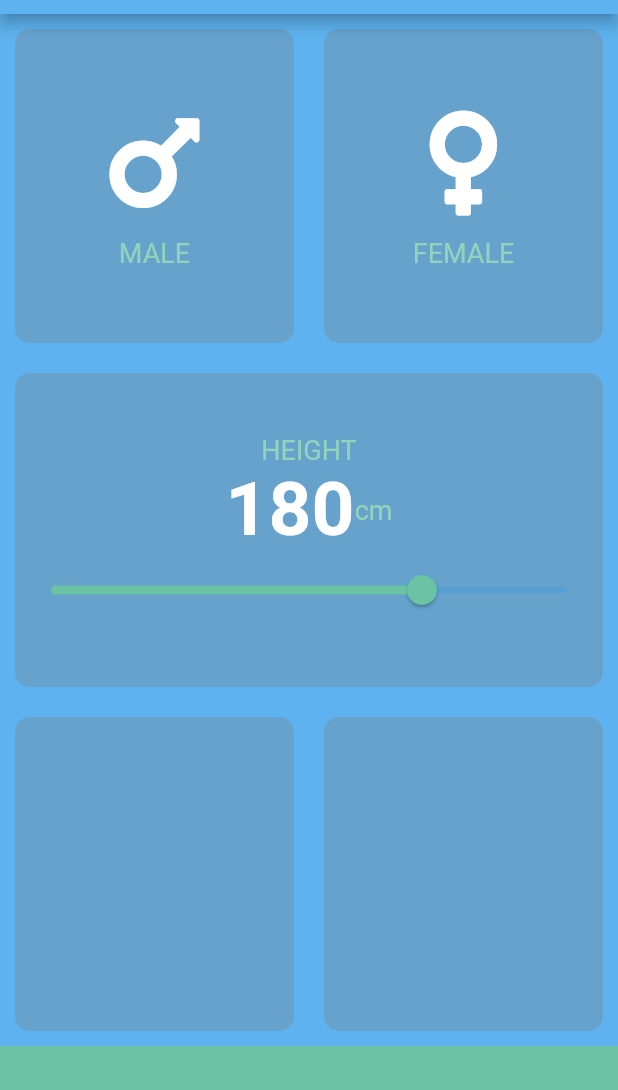
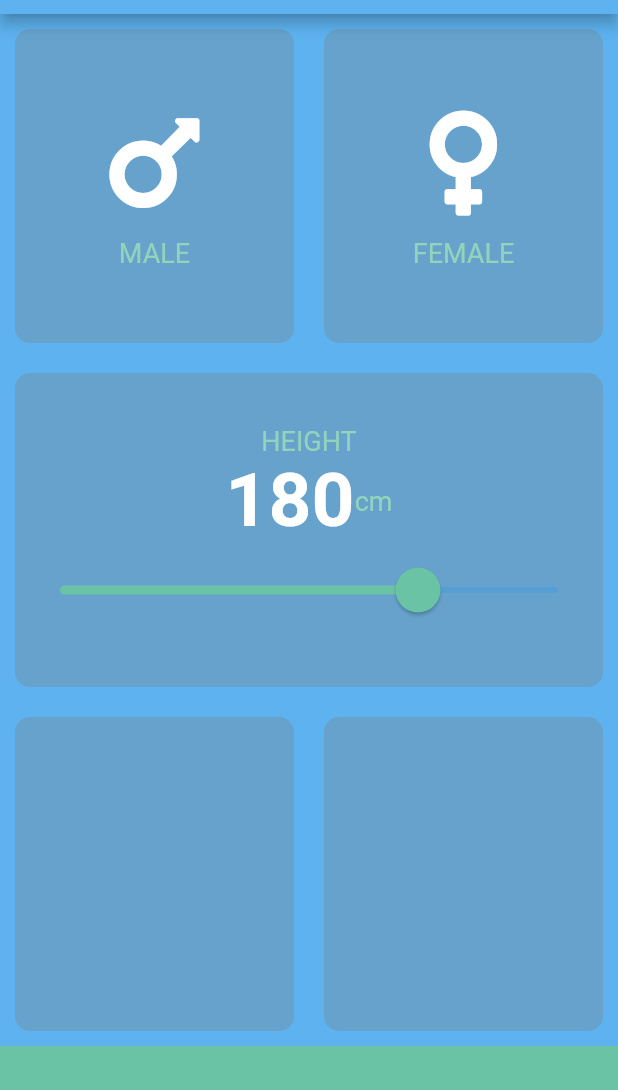
Before and after one commit to matatoMatata94/BMI_calculator_clone, a Flutter app: the screen it shows after launch, on a phone screen of 412 x 824 dp, the part 70-1160 px from its top. Run offline on Flutter 3.47's test engine with Material 2 defaults, Android fonts, the phone set to English and light mode, and no system bars; our stand-ins replace font_awesome_flutter.

Commit message:
Updated Slider

```diff
--- a/lib/input_page.dart
+++ b/lib/input_page.dart
@@ -87,7 +87,16 @@ class _InputPageState extends State<InputPage> {
                       ),
                     ],
                   ),
-                  Slider(
+                  SliderTheme(
+                    data: SliderTheme.of(context).copyWith(
+                      activeTickMarkColor: Colors.white,
+                      thumbColor: kBottomBarColor,
+                      overlayColor: kBottomBarColor,
+                      thumbShape:
+                          RoundSliderThumbShape(enabledThumbRadius: 15.0),
+                      overlayShape: RoundSliderOverlayShape(overlayRadius: 30),
+                    ),
+                    child: Slider(
                       activeColor: kBottomBarColor,
                       value: height,
                       min: 1,
@@ -97,6 +106,7 @@ class _InputPageState extends State<InputPage> {
                           height = selectedHeight;
                         });
                       },
+                    ),
                   ),
                 ],
               ),
```
Lines whose indentation alone changed are shown as unchanged.
